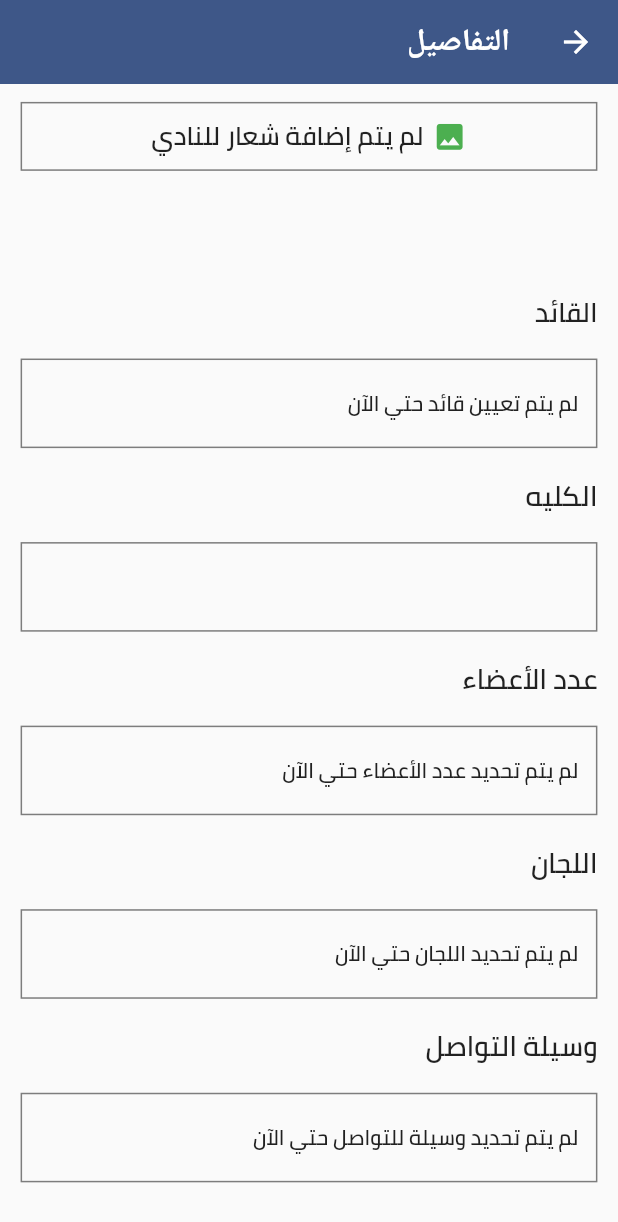
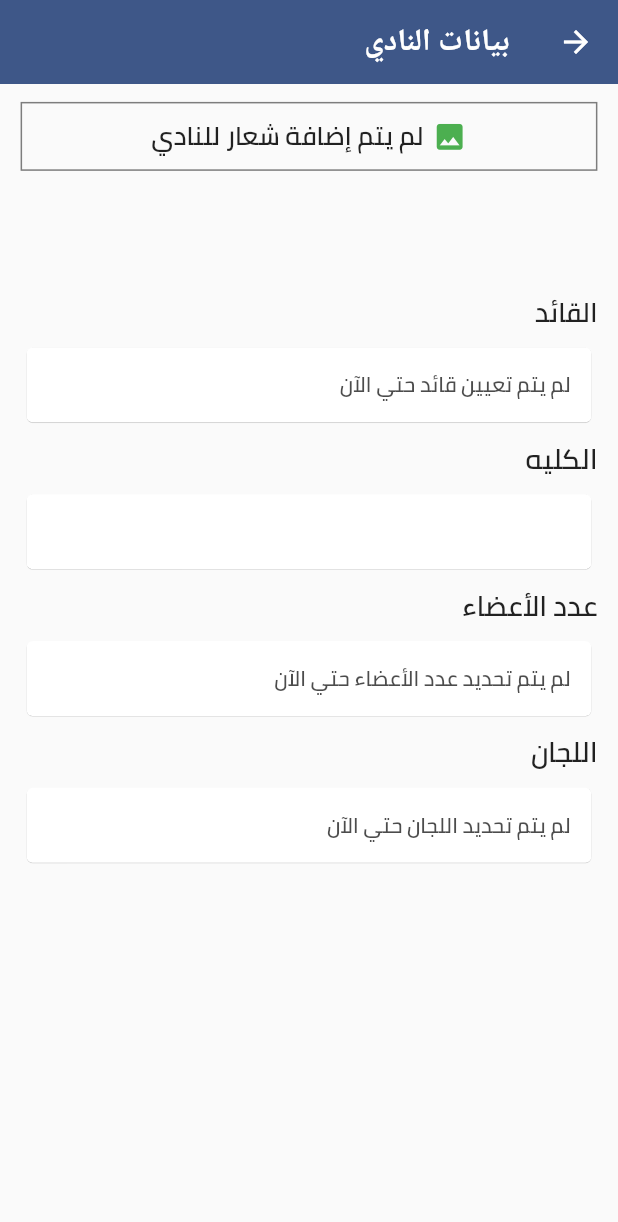
Before and after one commit to mohamedhashim73/Bader-Dashboard, a Flutter app: the ViewClubDetails screen opened directly with empty values, on a phone screen of 412 x 824 dp. Shown: the top 1222 px of the screen. Run offline on Flutter 3.47's test engine with Material 2 defaults, Android fonts, the light colour scheme and no system bars; our stand-ins replace bloc, cloud_firestore, firebase_auth, firebase_core, flutter_bloc, flutter_screenutil and 3 more; accounts and stored records are empty.

Commit message:
last_version

```diff
--- a/lib/view/screens/create_club_screen.dart
+++ b/lib/view/screens/create_club_screen.dart
@@ -47,8 +47,9 @@ class CreateClubScreen extends StatelessWidget{
                     width: double.infinity,
                     child: TextFormField(
                       controller: clubName,
-                      decoration: const InputDecoration(
-                        border: OutlineInputBorder(borderSide: BorderSide(color: Colors.white)),
+                      decoration:  InputDecoration(
+                        contentPadding: EdgeInsets.symmetric(horizontal: 10.w,vertical: 5.h),
+                        border: const OutlineInputBorder(borderSide: BorderSide(color: Colors.white)),
                       ),
                     ),
                   ),
--- a/lib/view/screens/view_club_details.dart
+++ b/lib/view/screens/view_club_details.dart
@@ -22,7 +22,7 @@ class ViewClubDetails extends StatelessWidget {
           listener: (context,state){},
           builder: (context,state){
             return Scaffold(
-                appBar: AppBar(title: const Text("التفاصيل")),
+                appBar: AppBar(title: const Text("بيانات النادي")),
                 body: Padding(
                       padding: EdgeInsets.symmetric(horizontal: isMobile? 12.w : 50.w,vertical: isMobile? 10.h : 25.h),
                       child: isMobile?
@@ -59,7 +59,10 @@ Widget _clubDetailsBody({required ClubModel model,required bool isMobile}){
     children:
     [
       model.image != null ?
-      Center(child: Image.network(model.image!,fit: BoxFit.cover)) :
+      Center(child: Padding(
+        padding: EdgeInsets.symmetric(horizontal: 15.w),
+        child: Image.network(model.image!,fit: BoxFit.cover),
+      )) :
       Container(
         padding: EdgeInsets.symmetric(vertical: isMobile ? 5.h : 10.h,horizontal: isMobile ? 5.w : 10.w),
         decoration: BoxDecoration(
@@ -90,62 +93,63 @@ Widget _clubDetailsBody({required ClubModel model,required bool isMobile}){
         ),
       SizedBox(height: 12.5.h,),
       Text("القائد",style: TextStyle(fontWeight: FontWeight.bold,fontSize: isMobile? 15.5.sp : 18.sp),),
-      SizedBox(height: 12.h,),
+      SizedBox(height: 2.5.h,),
       _containerItem(
         isMobile: isMobile,
-        child: Text(
-            model.leaderEmail != null ? model.leaderName! : "لم يتم تعيين قائد حتي الآن"
-        ),
+        text: model.leaderEmail != null ? model.leaderName! : "لم يتم تعيين قائد حتي الآن"
       ),
-      SizedBox(height: 12.h,),
+      SizedBox(height: 2.5.h,),
       Text("الكليه",style: TextStyle(fontWeight: FontWeight.bold,fontSize: isMobile? 16.sp : 18.sp),),
-      SizedBox(height: 12.h,),
+      SizedBox(height: 2.5.h,),
       _containerItem(
         isMobile: isMobile,
-        child: Text(
-            model.college!
-        ),
+        text: model.college!
       ),
-      SizedBox(height: 12.h,),
+      SizedBox(height: 2.5.h,),
       Text("عدد الأعضاء",style: TextStyle(fontWeight: FontWeight.bold,fontSize: isMobile? 16.sp : 18.sp),),
-      SizedBox(height: 12.h,),
+      SizedBox(height: 2.5.h,),
       _containerItem(
         isMobile: isMobile,
-        child: Text(
-            model.memberNum != null ? model.memberNum.toString() : "لم يتم تحديد عدد الأعضاء حتي الآن"
-        ),
+        text: model.memberNum != null ? model.memberNum.toString() : "لم يتم تحديد عدد الأعضاء حتي الآن"
       ),
-      SizedBox(height: 12.h,),
+      SizedBox(height: 2.5.h,),
       Text("اللجان",style: TextStyle(fontWeight: FontWeight.bold,fontSize: isMobile? 16.sp : 18.sp),),
-      SizedBox(height: 12.h,),
+      SizedBox(height: 2.5.h,),
       _containerItem(
         isMobile: isMobile,
-        child: Text(
-            model.committees != null ? model.committees!.join(" - ") : "لم يتم تحديد اللجان حتي الآن"
-        ),
+        text: model.committees != null ? model.committees!.join(" - ") : "لم يتم تحديد اللجان حتي الآن"
       ),
-      SizedBox(height: 12.h,),
-      Text("وسيلة التواصل",style: TextStyle(fontWeight: FontWeight.bold,fontSize: isMobile? 16.sp : 18.sp),),
-      SizedBox(height: 12.h,),
-      _containerItem(
-        isMobile: isMobile,
-        child: Text(
-            model.contactAccounts != null ? model.contactAccounts!.email! : "لم يتم تحديد وسيلة للتواصل حتي الآن"
-        ),
+      if( model.contactAccounts != null )
+      Column(
+        crossAxisAlignment: CrossAxisAlignment.start,
+        children:
+        [
+          SizedBox(height: 2.5.h,),
+          Text("حساب الإيميل",style: TextStyle(fontWeight: FontWeight.bold,fontSize: isMobile? 16.sp : 18.sp),),
+          SizedBox(height: 2.5.h,),
+          _containerItem(
+              isMobile: isMobile,
+              text: model.contactAccounts!.email!
+          ),
+          SizedBox(height: 2.5.h,),
+          Text("حساب تويتر",style: TextStyle(fontWeight: FontWeight.bold,fontSize: isMobile? 16.sp : 18.sp),),
+          SizedBox(height: 2.5.h,),
+          _containerItem(
+              isMobile: isMobile,
+              text: model.contactAccounts!.twitter!
+          ),
+        ],
       ),
     ],
   );
 }
 
-Widget _containerItem({required Text child,required bool isMobile}){
-  return Container(
-    padding: EdgeInsets.symmetric(horizontal: isMobile? 10.w : 5.w),
-    height: 50.h,
-    alignment: AlignmentDirectional.centerStart,
-    decoration: BoxDecoration(
-        border: Border.all(color: Colors.black.withOpacity(0.5))
-    ),
-    width: double.infinity,
-    child: FittedBox(fit:BoxFit.scaleDown,child: child)
+Widget _containerItem({required String text,required bool isMobile}){
+  return Card(
+    elevation: 0.2,
+    child: Padding(
+      padding: EdgeInsets.symmetric(horizontal: isMobile? 12.w : 10.w,vertical: 10.h),
+      child: Text(text,overflow:TextOverflow.ellipsis,textAlign: TextAlign.start,style: TextStyle(color: Colors.black.withOpacity(0.7)),),
+    )
   );
 }
```
Also changed, not shown: lib/main.dart (+10 -9 lines), pubspec.lock, 1 other file.
